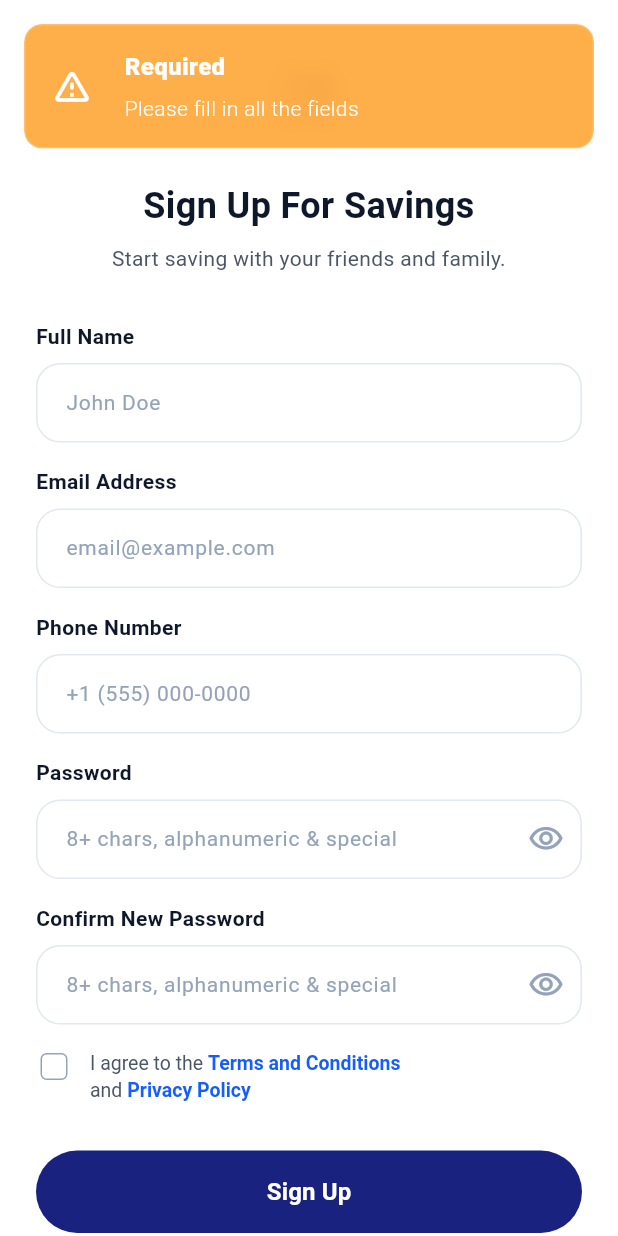
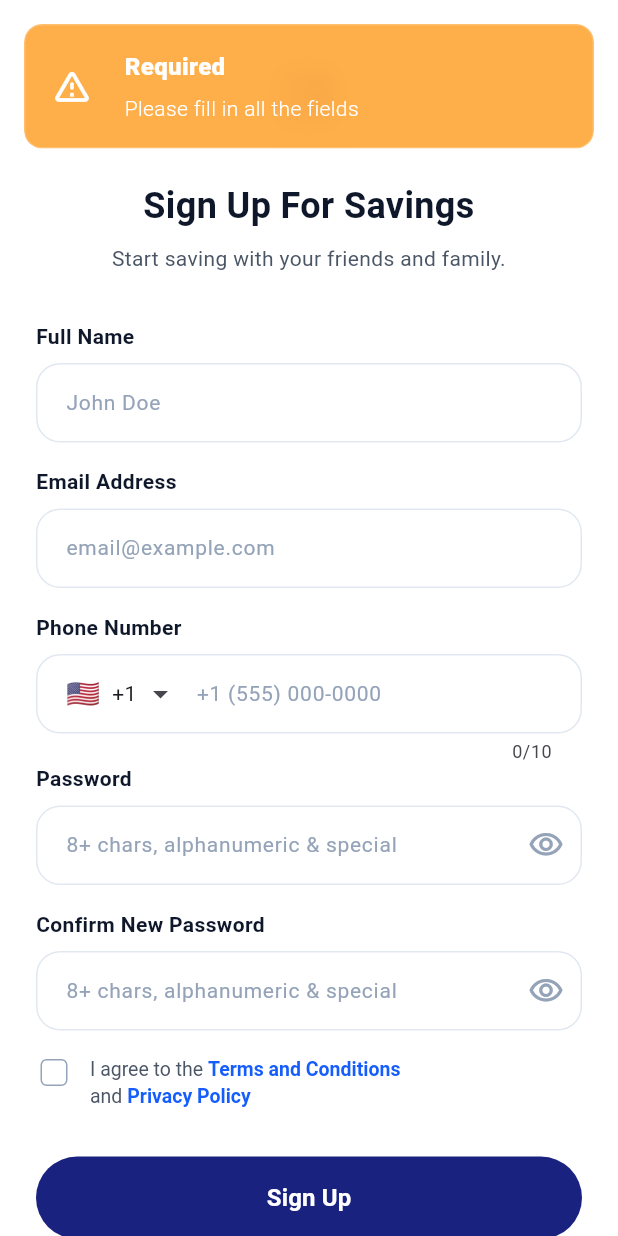
Before and after one commit to srsakilhossen302/derival81, a Flutter app: the SignUpScreen screen opened directly, after a tap on "Sign Up", on a phone screen of 412 x 824 dp. Run offline on Flutter 3.47's test engine with Material 3 defaults, Android fonts, the phone set to English and light mode, and no system bars; drawn by our look-alikes of intl_phone_field; our stand-ins replace flutter_screenutil, flutter_svg, get, pinput, share_plus, shared_preferences; accounts and stored records are empty.

Commit message:
feat: implement sign-up and OTP verification screens with controller logic and API configuration

```diff
--- a/lib/View/Screen/Auth/sign_up/controller/sign_up_controller.dart
+++ b/lib/View/Screen/Auth/sign_up/controller/sign_up_controller.dart
@@ -2,6 +2,9 @@ import 'package:flutter/material.dart';
 import 'package:get/get.dart';
 import '../../../../../Utils/ToastMessage/custom_toast.dart';
 import '../../otp/view/otp_screen.dart';
+import 'dart:convert';
+import 'package:http/http.dart' as http;
+import '../../../../../service/api_url.dart';
 
 class SignUpController extends GetxController {
   // Text Editing Controllers for all input fields
@@ -11,6 +14,7 @@ class SignUpController extends GetxController {
   final TextEditingController passwordController = TextEditingController();
   final TextEditingController confirmPasswordController =
       TextEditingController();
+  String fullPhoneNumber = '';
 
   // Observable variable for Terms and Conditions checkbox
   var isChecked = false.obs;
@@ -38,7 +42,7 @@ class SignUpController extends GetxController {
     // Basic validation check
     if (fullNameController.text.isEmpty ||
         emailController.text.isEmpty ||
-        phoneController.text.isEmpty ||
+        fullPhoneNumber.isEmpty ||
         passwordController.text.isEmpty ||
         confirmPasswordController.text.isEmpty) {
       CustomToast.showWarning("Required", "Please fill in all the fields");
@@ -83,11 +87,24 @@ class SignUpController extends GetxController {
     try {
       isLoading.value = true;
 
-      // Simulating API network delay
-      await Future.delayed(const Duration(seconds: 2));
+      var response = await http.post(
+        Uri.parse(ApiUrl.registerUrl),
+        headers: {
+          'Content-Type': 'application/json',
+        },
+        body: jsonEncode({
+          "fullName": fullNameController.text,
+          "email": emailController.text,
+          "phone": fullPhoneNumber,
+          "password": passwordController.text,
+          "agreeToTerms": isChecked.value,
+        }),
+      );
 
-      // Assuming successful registration
+      if (response.statusCode == 201 || response.statusCode == 200) {
         CustomToast.showSuccess("Success", "Account created successfully!");
+
+        String userEmail = emailController.text;
 
         // Clear fields
         fullNameController.clear();
@@ -95,9 +112,36 @@ class SignUpController extends GetxController {
         phoneController.clear();
         passwordController.clear();
         confirmPasswordController.clear();
+        fullPhoneNumber = '';
 
         // Navigate to OTP screen
-      Get.to(() => OtpScreen(), arguments: 'signup');
+        Get.to(() => OtpScreen(), arguments: {
+          'type': 'signup',
+          'email': userEmail,
+        });
+      } else {
+        var data = jsonDecode(response.body);
+        print("API Error Response: ${response.body}");
+
+        String errorMessage = data['message'] ?? "Registration failed. Please try again.";
+
+        // Extract detailed validation message if it's a Zod Error
+        if (data['errorSources'] != null && data['errorSources'] is List && data['errorSources'].isNotEmpty) {
+          errorMessage = data['errorSources'][0]['message'] ?? errorMessage;
+        } else if (data['errors'] != null && data['errors'] is List && data['errors'].isNotEmpty) {
+          var firstError = data['errors'][0];
+          if (firstError is Map && firstError['message'] != null) {
+            errorMessage = firstError['message'];
+          } else if (firstError is String) {
+            errorMessage = firstError;
+          }
+        }
+
+        CustomToast.showError(
+          "Registration Failed",
+          errorMessage,
+        );
+      }
     } catch (e) {
       CustomToast.showError(
         "Oh Snap!",
--- a/lib/View/Screen/Auth/sign_up/view/sign_up_screen.dart
+++ b/lib/View/Screen/Auth/sign_up/view/sign_up_screen.dart
@@ -5,6 +5,7 @@ import '../../../../../Utils/AppIcons/app_icons.dart';
 import '../../../../Widgegt/custom_textfield.dart';
 import '../controller/sign_up_controller.dart';
 import '../../login/view/login_screen.dart';
+import 'package:intl_phone_field/intl_phone_field.dart';
 
 class SignUpScreen extends StatelessWidget {
   SignUpScreen({Key? key}) : super(key: key);
@@ -80,10 +81,54 @@ class SignUpScreen extends StatelessWidget {
                 hintText: 'email@example.com',
                 controller: controller.emailController,
               ),
-              CustomTextField(
-                label: 'phone_number'.tr,
-                hintText: '+1 (555) 000-0000',
-                controller: controller.phoneController,
+              Column(
+                crossAxisAlignment: CrossAxisAlignment.start,
+                children: [
+                  Text(
+                    'phone_number'.tr,
+                    style: const TextStyle(
+                      color: Color(0xFF0F172A),
+                      fontWeight: FontWeight.w600,
+                      fontSize: 14,
+                    ),
+                  ),
+                  const SizedBox(height: 8),
+                  IntlPhoneField(
+                    controller: controller.phoneController,
+                    decoration: InputDecoration(
+                      hintText: '+1 (555) 000-0000',
+                      hintStyle: const TextStyle(
+                        color: Color(0xFF94A3B8),
+                        fontSize: 14,
+                        fontWeight: FontWeight.w400,
+                      ),
+                      contentPadding: const EdgeInsets.symmetric(horizontal: 16, vertical: 16),
+                      border: OutlineInputBorder(
+                        borderRadius: BorderRadius.circular(16),
+                        borderSide: const BorderSide(color: Color(0xFFE2E8F0)),
+                      ),
+                      enabledBorder: OutlineInputBorder(
+                        borderRadius: BorderRadius.circular(16),
+                        borderSide: const BorderSide(color: Color(0xFFE2E8F0)),
+                      ),
+                      focusedBorder: OutlineInputBorder(
+                        borderRadius: BorderRadius.circular(16),
+                        borderSide: const BorderSide(color: Color(0xFF1A227F)),
+                      ),
+                    ),
+                    initialCountryCode: 'US', // You can change default country here
+                    onChanged: (phone) {
+                      controller.fullPhoneNumber = phone.completeNumber;
+                    },
+                    style: const TextStyle(
+                      color: Color(0xFF0F172A),
+                      fontSize: 14,
+                      fontWeight: FontWeight.w500,
+                    ),
+                    dropdownIconPosition: IconPosition.trailing,
+                    flagsButtonPadding: const EdgeInsets.only(left: 16),
+                  ),
+                ],
               ),
               CustomTextField(
                 label: 'password'.tr,
--- a/lib/service/api_url.dart
+++ b/lib/service/api_url.dart
@@ -0,0 +1,6 @@
+class ApiUrl {
+  static const String baseUrl = 'http://10.10.7.23:5000';
+  static const String registerUrl = '$baseUrl/api/v1/auth/register';
+  static const String verifyEmailUrl = '$baseUrl/api/v1/auth/verify-email';
+  static const String resendVerificationCodeUrl = '$baseUrl/api/v1/auth/resend-verification-code';
+}
--- a/pubspec.yaml
+++ b/pubspec.yaml
@@ -40,6 +40,8 @@ dependencies:
   flutter_screenutil: ^5.9.3
   share_plus: ^12.0.1
   shared_preferences: ^2.5.4
+  http: ^1.6.0
+  intl_phone_field: ^3.2.0
 
 dev_dependencies:
   flutter_test:
```
Also changed, not shown: lib/View/Screen/Auth/otp/controller/otp_controller.dart (+90 -3 lines), lib/View/Screen/Auth/otp/view/otp_screen.dart (+41 -7 lines), pubspec.lock. Lines whose indentation alone changed are shown as unchanged.
